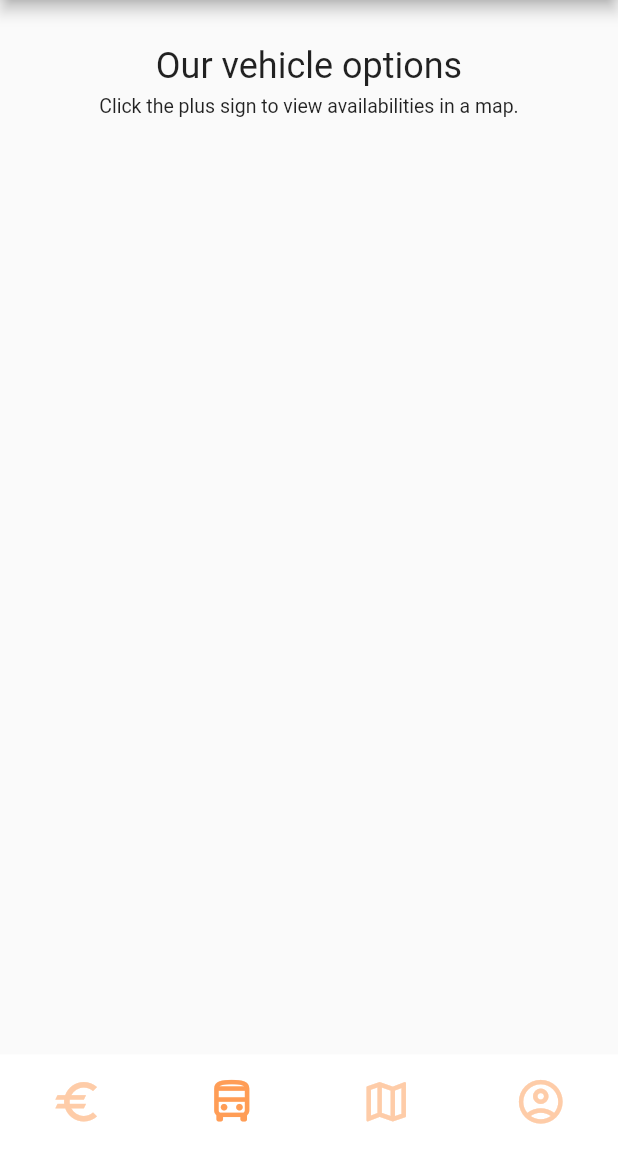
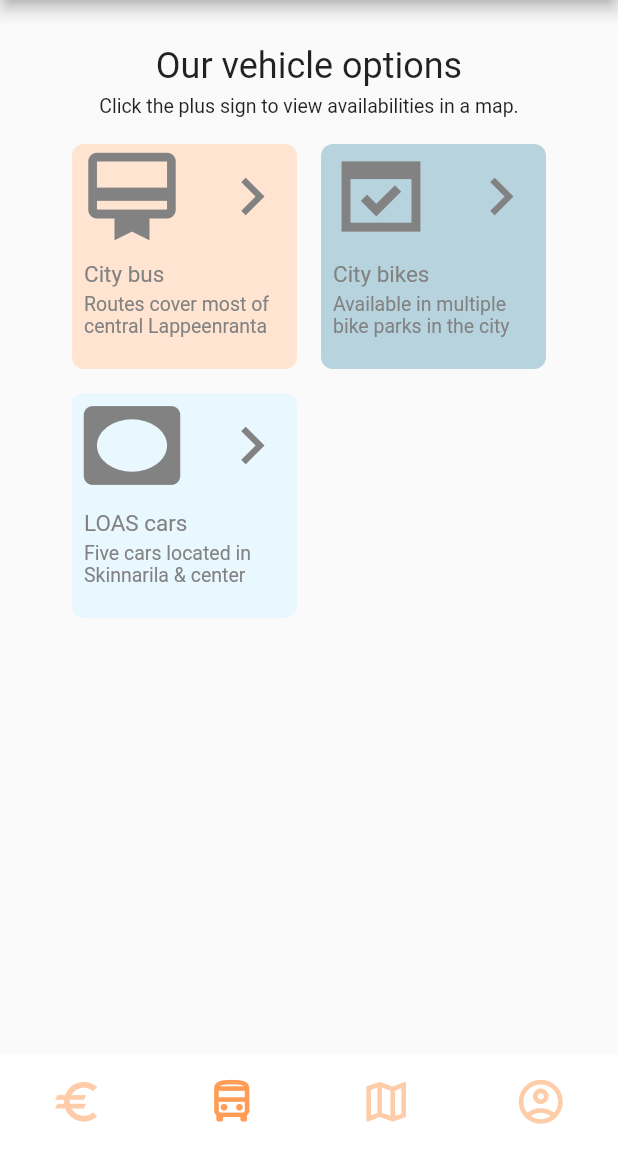
Before and after one commit to AkiLaine/Skinnarila_MaaS, a Flutter app: the screen it shows after launch, on a phone screen of 412 x 824 dp, the part 84-1236 px from its top. Run offline on Flutter 3.47's test engine with Material 2 defaults, Android fonts, the phone set to English and light mode, and no system bars.

Commit message:
Update main.dart
final version

```diff
--- a/lib/main.dart
+++ b/lib/main.dart
@@ -52,7 +52,34 @@ class _VehicleScreenState extends State<VehicleScreen> {
               ),
               margin: EdgeInsets.fromLTRB(0, 0, 0, 10),
               alignment: Alignment.topCenter,
-          ),
+          ), Container(alignment: Alignment.center, child: Column(mainAxisSize: MainAxisSize.min, children: <Widget>[
+            Row(mainAxisSize: MainAxisSize.min, children: [
+              new ShapedButton(
+                  icon: IconData(61759, fontFamily: 'MaterialIcons'),
+                  typeIcon: IconData(57663, fontFamily: 'MaterialIcons'),
+                  inputColor: Color(0xfffee4d1),
+                  title: 'City bus',
+                  description: 'Routes cover most of central Lappeenranta',
+                  onTap: () {print('Functionality for viewing bus routes is not implemented in this prototype.');}),
+              new ShapedButton(
+                  icon: IconData(61759, fontFamily: 'MaterialIcons'),
+                  typeIcon: IconData(59634, fontFamily: 'MaterialIcons'),
+                  inputColor: Color(0xffb7d3dd),
+                  title: 'City bikes',
+                  description: 'Available in multiple bike parks in the city',
+                  onTap: () {print('Functionality for viewing city bike locations is not implemented in this prototype.');})
+            ]),
+            Row(mainAxisSize: MainAxisSize.min, children: [
+              new ShapedButton(
+                  icon: IconData(61759, fontFamily: 'MaterialIcons'),
+                  typeIcon: IconData(59067, fontFamily: 'MaterialIcons'),
+                  inputColor: Color(0xffe9f7fe),
+                  title: 'LOAS cars',
+                  description: 'Five cars located in Skinnarila & center',
+                  onTap: () {print('Functionality for viewing car renting availabilities is not implemented in this prototype.');}),
+              SizedBox(width: 166)
+            ])
+          ]))
         ]
       ),//Column inside body
 
@@ -102,3 +129,71 @@ class HexColor extends Color {
 
   HexColor(final String hexColor) : super(_getColorFromHex(hexColor));
 }
+
+//Creates a single box shaped button with parameters that can be declared
+// on creating a new class of this type. This approach allows us to easily add new
+// methods of transportation into the UI.
+class ShapedButton extends StatelessWidget {
+  final GestureTapCallback onTap;
+  final IconData icon;
+  final IconData typeIcon;
+  final Color inputColor;
+  final String title;
+  final String description;
+
+  const ShapedButton(
+      {Key key,
+        this.icon,
+        this.typeIcon,
+        this.title,
+        this.description,
+        this.inputColor,
+        this.onTap})
+      : super(key: key);
+
+  @override
+  Widget build(BuildContext context) {
+    double size = 150.0;
+    return new InkResponse(
+        onTap: onTap,
+        child: new Container(
+            width: size,
+            height: size,
+            margin: EdgeInsets.all(8),
+            decoration: (new ShapeDecoration(
+                color: inputColor,
+                shape: RoundedRectangleBorder(
+                    borderRadius: BorderRadius.circular(8.0)))),
+            child: Column(mainAxisSize: MainAxisSize.min, children: <Widget>[
+              Row(
+                  crossAxisAlignment: CrossAxisAlignment.center,
+                  mainAxisAlignment: MainAxisAlignment.center,
+                  children: [
+                    new Icon(typeIcon, size: 70, color: Color(0xff828282)),
+                    new SizedBox(width: 20),
+                    new Icon(icon, size: 50, color: Color(0xff828282))
+                  ]),
+              Row(
+                  crossAxisAlignment: CrossAxisAlignment.start,
+                  mainAxisAlignment: MainAxisAlignment.start,
+                  children: [
+                    new Container(
+                        padding: EdgeInsets.only(left: 8, right: 8, top: 8),
+                        width: size,
+                        height: 25,
+                        child:
+                        new Text(title,
+                            style: new TextStyle(fontSize: 15, color: Color(0xff828282))))
+                  ]),
+              Row(
+                  crossAxisAlignment: CrossAxisAlignment.end,
+                  mainAxisAlignment: MainAxisAlignment.end,
+                  children: [
+                    new Container(
+                        padding: EdgeInsets.only(left: 8, right: 8, top: 4),
+                        width: size,
+                        height: 50,
+                        child: new Text(description,
+                            style: new TextStyle(fontSize: 13, color: Color(0xff828282))))
+                  ])
+            ])));}}
```
